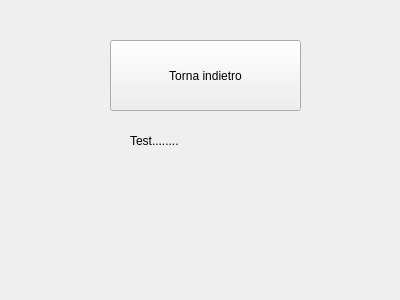
Before: the Qt Designer form views/testview.ui in Sennare/kalk_p2, drawn with Qt 5.
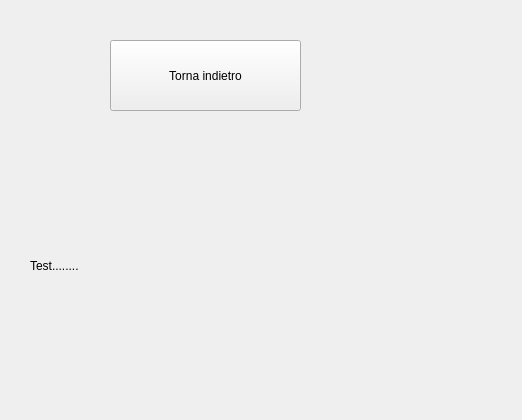
After: the same form once the commit is applied.

The edit to the form file:
```diff
--- a/views/testview.ui
+++ b/views/testview.ui
@@ -6,8 +6,8 @@
    <rect>
     <x>0</x>
     <y>0</y>
-    <width>400</width>
-    <height>300</height>
+    <width>522</width>
+    <height>420</height>
    </rect>
   </property>
   <property name="windowTitle">
@@ -19,10 +19,10 @@
   <widget class="QLabel" name="label">
    <property name="geometry">
     <rect>
-     <x>130</x>
-     <y>130</y>
-     <width>151</width>
-     <height>21</height>
+     <x>30</x>
+     <y>120</y>
+     <width>471</width>
+     <height>291</height>
     </rect>
    </property>
    <property name="text">
```
